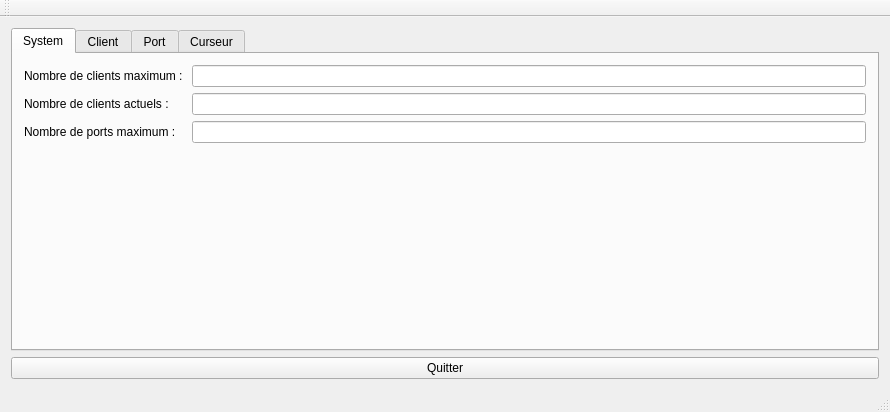
Old version of the form mainwindow.ui in the repository Dagal/CurseurMidi.
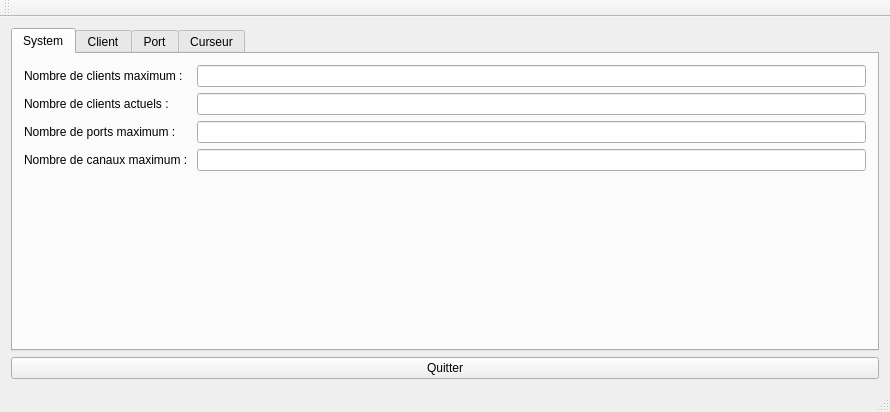
New version of the form.

Commit message: System Info Max Channel added.

```diff
--- a/mainwindow.ui
+++ b/mainwindow.ui
@@ -58,6 +58,16 @@
         <item row="1" column="1">
          <widget class="QLineEdit" name="currentClientsLineEdit"/>
         </item>
+        <item row="3" column="0">
+         <widget class="QLabel" name="maxChannelsLabel">
+          <property name="text">
+           <string>Nombre de canaux maximum : </string>
+          </property>
+         </widget>
+        </item>
+        <item row="3" column="1">
+         <widget class="QLineEdit" name="maxChannelsLineEdit"/>
+        </item>
        </layout>
       </widget>
       <widget class="QWidget" name="clientTab">
```
The commit also changes 3 other files.
